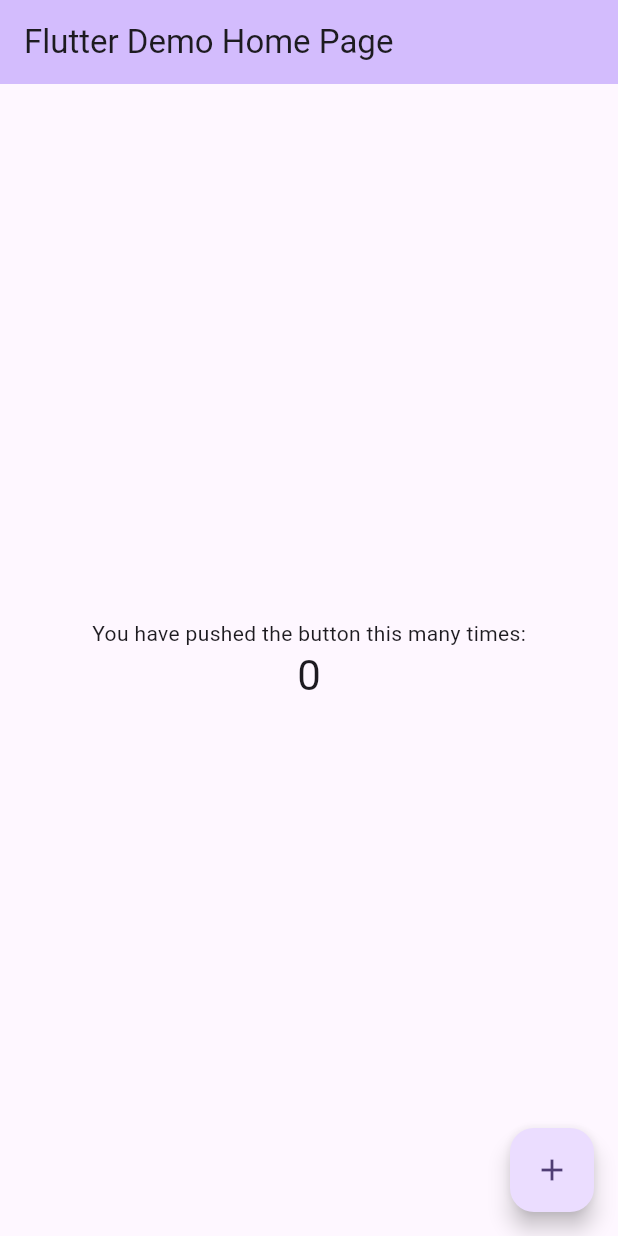
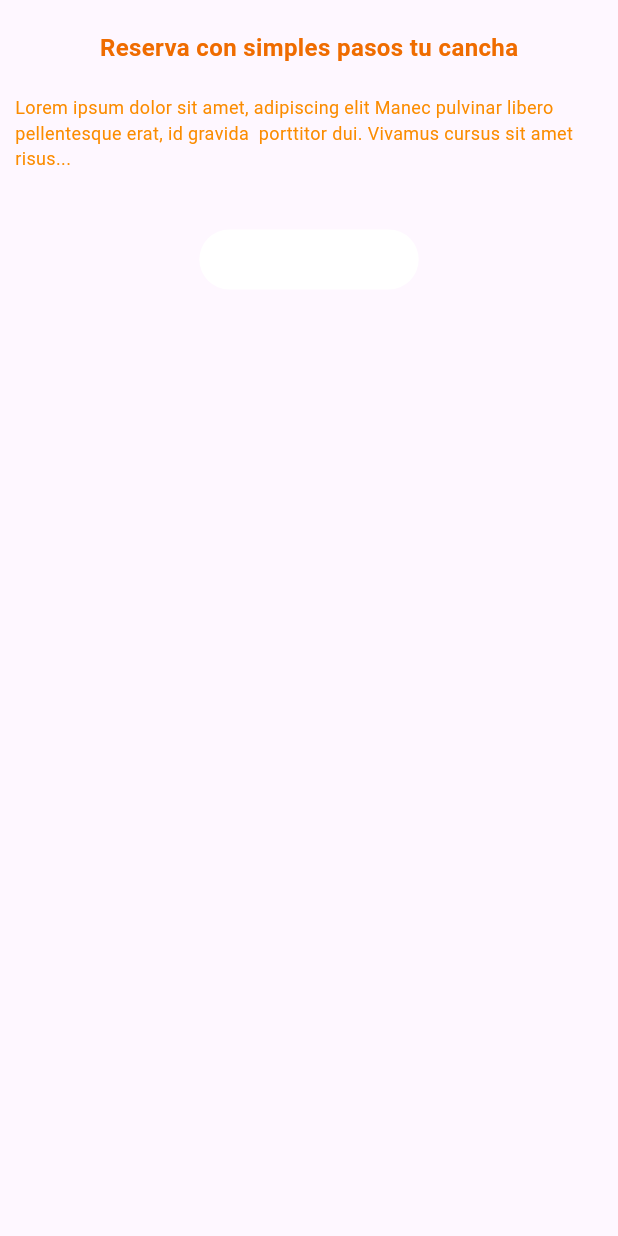
Before and after one commit to pablo137/ProjectMobile, a Flutter app: the screen it shows after launch, on a phone screen of 412 x 824 dp. Run offline on Flutter 3.47's test engine with Material 3 defaults, Android fonts, the phone set to English and light mode, and no system bars.

Commit message:
estructura carpetas page

```diff
--- a/lib/main.dart
+++ b/lib/main.dart
@@ -1,4 +1,5 @@
 import 'package:flutter/material.dart';
+import 'package:proyect/pages/inicio_app/login_page.dart';
 
 void main() {
   runApp(const MyApp());
@@ -31,95 +32,6 @@
           colorScheme: ColorScheme.fromSeed(seedColor: Colors.deepPurple),
           useMaterial3: true,
         ),
-      home: const MyHomePage(title: 'Flutter Demo Home Page'),
-    );
+        home: LoginPage());
   }
 }
-
-class MyHomePage extends StatefulWidget {
-  const MyHomePage({super.key, required this.title});
-
-  // This widget is the home page of your application. It is stateful, meaning
-  // that it has a State object (defined below) that contains fields that affect
-  // how it looks.
-
-  // This class is the configuration for the state. It holds the values (in this
-  // case the title) provided by the parent (in this case the App widget) and
-  // used by the build method of the State. Fields in a Widget subclass are
-  // always marked "final".
-
-  final String title;
-
-  @override
-  State<MyHomePage> createState() => _MyHomePageState();
-}
-
-class _MyHomePageState extends State<MyHomePage> {
-  int _counter = 0;
-
-  void _incrementCounter() {
-    setState(() {
-      // This call to setState tells the Flutter framework that something has
-      // changed in this State, which causes it to rerun the build method below
-      // so that the display can reflect the updated values. If we changed
-      // _counter without calling setState(), then the build method would not be
-      // called again, and so nothing would appear to happen.
-      _counter++;
-    });
-  }
-
-  @override
-  Widget build(BuildContext context) {
-    // This method is rerun every time setState is called, for instance as done
-    // by the _incrementCounter method above.
-    //
-    // The Flutter framework has been optimized to make rerunning build methods
-    // fast, so that you can just rebuild anything that needs updating rather
-    // than having to individually change instances of widgets.
-    return Scaffold(
-      appBar: AppBar(
-        // TRY THIS: Try changing the color here to a specific color (to
-        // Colors.amber, perhaps?) and trigger a hot reload to see the AppBar
-        // change color while the other colors stay the same.
-        backgroundColor: Theme.of(context).colorScheme.inversePrimary,
-        // Here we take the value from the MyHomePage object that was created by
-        // the App.build method, and use it to set our appbar title.
-        title: Text(widget.title),
-      ),
-      body: Center(
-        // Center is a layout widget. It takes a single child and positions it
-        // in the middle of the parent.
-        child: Column(
-          // Column is also a layout widget. It takes a list of children and
-          // arranges them vertically. By default, it sizes itself to fit its
-          // children horizontally, and tries to be as tall as its parent.
-          //
-          // Column has various properties to control how it sizes itself and
-          // how it positions its children. Here we use mainAxisAlignment to
-          // center the children vertically; the main axis here is the vertical
-          // axis because Columns are vertical (the cross axis would be
-          // horizontal).
-          //
-          // TRY THIS: Invoke "debug painting" (choose the "Toggle Debug Paint"
-          // action in the IDE, or press "p" in the console), to see the
-          // wireframe for each widget.
-          mainAxisAlignment: MainAxisAlignment.center,
-          children: <Widget>[
-            const Text(
-              'You have pushed the button this many times:',
-            ),
-            Text(
-              '$_counter',
-              style: Theme.of(context).textTheme.headlineMedium,
-            ),
-          ],
-        ),
-      ),
-      floatingActionButton: FloatingActionButton(
-        onPressed: _incrementCounter,
-        tooltip: 'Increment',
-        child: const Icon(Icons.add),
-      ), // This trailing comma makes auto-formatting nicer for build methods.
-    );
-  }
-}
--- /dev/null
+++ b/lib/pages/inicio_app/login_page.dart
@@ -0,0 +1,57 @@
+import 'package:flutter/material.dart';
+import 'package:proyect/widgets/login_button.dart';
+
+class LoginPage extends StatefulWidget {
+  LoginPage({super.key});
+
+  @override
+  State<LoginPage> createState() => _LoginPageState();
+}
+
+class _LoginPageState extends State<LoginPage> {
+  @override
+  Widget build(BuildContext context) {
+    return Scaffold(
+      body: SafeArea(
+        child: SingleChildScrollView(
+          child: Center(
+              child: Column(
+                  mainAxisAlignment: MainAxisAlignment.center,
+                  children: [
+                const SizedBox(
+                  height: 20,
+                ),
+                Center(
+                  child: Text('Reserva con simples pasos tu cancha',
+                      style: TextStyle(
+                          fontSize: 16,
+                          color: Colors.orange[800],
+                          fontWeight: FontWeight.bold)),
+                ),
+                const SizedBox(
+                  height: 20,
+                ),
+                Padding(
+                  padding: const EdgeInsets.symmetric(horizontal: 10),
+                  child: Center(
+                    child: Text(
+                        'Lorem ipsum dolor sit amet, adipiscing elit Manec pulvinar libero pellentesque erat, id gravida  porttitor dui. Vivamus cursus sit amet risus...',
+                        style: TextStyle(
+                          fontSize: 12,
+                          color: Colors.orange[600],
+                        )),
+                  ),
+                ),
+                const SizedBox(height: 10),
+                const SizedBox(height: 25),
+                const LoginButton(
+                    fondo: Colors.white,
+                    texto: Color(0x00001358),
+                    label: 'Iniciar Sesion',
+                    funcion: null),
+              ])),
+        ),
+      ),
+    );
+  }
+}
--- /dev/null
+++ b/lib/widgets/login_button.dart
@@ -0,0 +1,36 @@
+import 'package:flutter/material.dart';
+
+class LoginButton extends StatelessWidget {
+  final Color fondo;
+  final Color texto;
+  final String label;
+  final double? pading;
+  final void Function()? funcion;
+  const LoginButton(
+      {super.key,
+      required this.fondo,
+      required this.texto,
+      required this.funcion,
+      required this.label,
+      this.pading});
+
+  @override
+  Widget build(BuildContext context) {
+    return Padding(
+      padding: EdgeInsets.only(right: pading ?? 0),
+      child: ElevatedButton(
+        onPressed: funcion,
+        style: ButtonStyle(
+          shape: MaterialStateProperty.all(RoundedRectangleBorder(
+            borderRadius: BorderRadius.circular(20),
+          )),
+          backgroundColor: MaterialStateProperty.all(fondo),
+        ),
+        child: Text(
+          label,
+          style: TextStyle(color: texto, fontSize: 16),
+        ),
+      ),
+    );
+  }
+}
```
Also changed, not shown: lib/pages/carrusel_app/carrusel.dart (added). Lines whose indentation alone changed are shown as unchanged.
